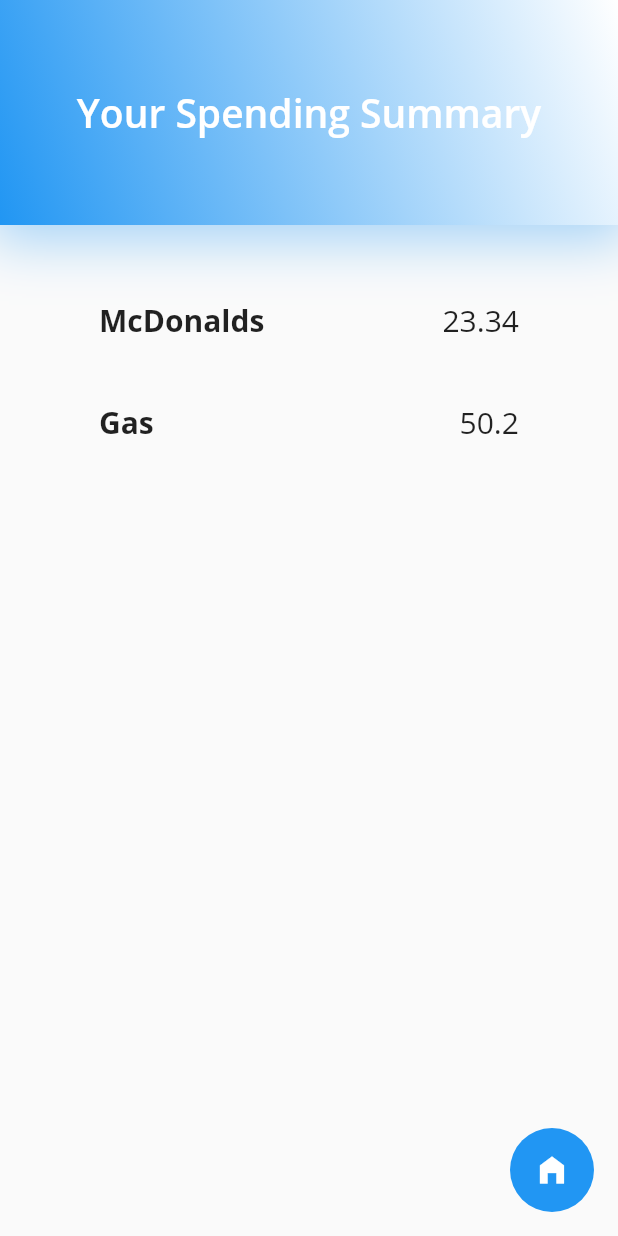
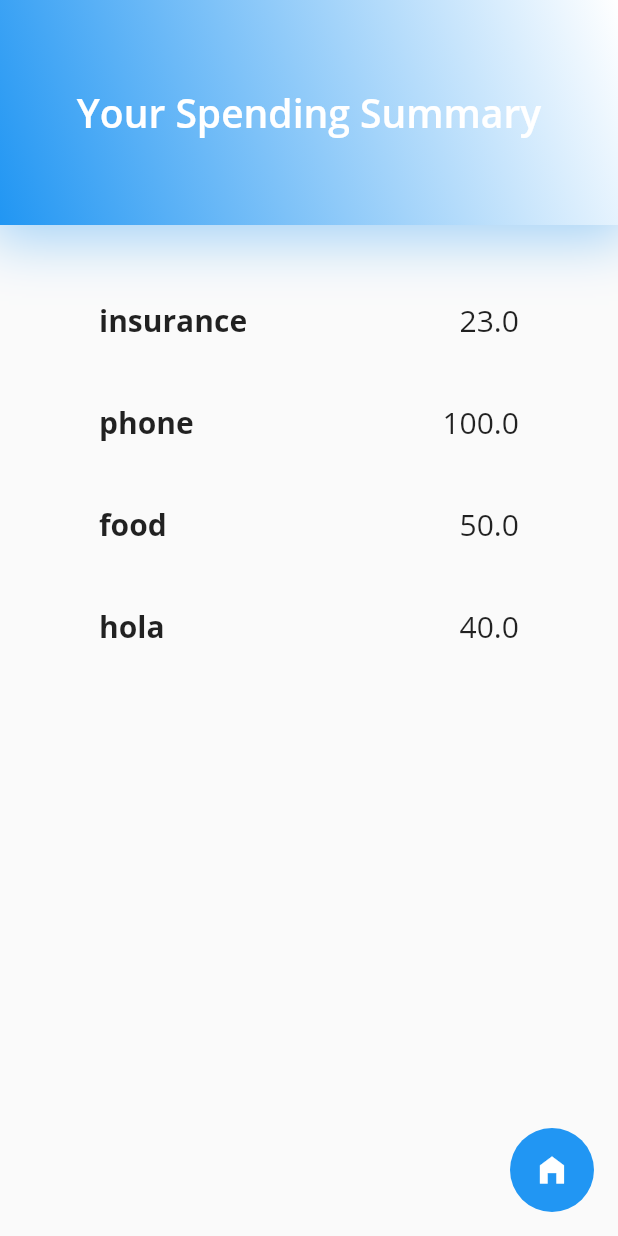
Before and after one commit to yennhio/budgeti, a Flutter app: the MyHomePage screen opened directly, after a tap on "Add Expense", on a phone screen of 412 x 824 dp. Run offline on Flutter 3.47's test engine with Material 2 defaults, Android fonts, the phone set to English and light mode, and no system bars; our stand-ins replace shared_preferences; accounts and stored records are empty.

Commit message:
removed Expense constructor and made new arrays

```diff
--- a/lib/expense.dart
+++ /dev/null
@@ -1,7 +0,0 @@
-class Expense {
-  String category;
-  String notes;
-  double total;
-
-  Expense(this.category, this.notes, this.total);
-}
--- a/lib/income.dart
+++ b/lib/income.dart
@@ -86,7 +86,7 @@ class _IncomePageState extends State<IncomePage> {
                     MyHomePageState().setText();
                     Navigator.push(
                       context,
-                      MaterialPageRoute(builder: (context) => MyHomePage(title: '', incomeInput: incomeInput.text)),
+                      MaterialPageRoute(builder: (context) => MyHomePage(title: '', incomeInput: '',)),
                     );
                   },
                   child: const Text('Save'),
--- a/lib/main.dart
+++ b/lib/main.dart
@@ -27,10 +27,9 @@ class MyApp extends StatelessWidget {
 }
 
 class MyHomePage extends StatefulWidget {
-  MyHomePage({Key? key, required this.title, required this.incomeInput}) : super(key: key);
+  MyHomePage({Key? key, required this.title, required String incomeInput}) : super(key: key);
 
   final String title;
-  final String incomeInput;//if you have multiple values add here
 
   @override
   MyHomePageState createState() => MyHomePageState();
@@ -38,7 +37,6 @@ class MyHomePage extends StatefulWidget {
 }
 
 class MyHomePageState extends State<MyHomePage> {
-
 
   String displayIncome = '';
 
@@ -76,6 +74,26 @@ class MyHomePageState extends State<MyHomePage> {
       remain = income;
     });
   }
+
+
+  Future<bool> saveCategory() async{
+    String categore = getCategory.text;
+    SharedPreferences prefs = await SharedPreferences.getInstance();
+    return prefs.setString('YourCategory', categore);
+  }
+
+  Future<bool> saveNotes() async{
+    String noter = getNotes.text;
+    SharedPreferences prefs = await SharedPreferences.getInstance();
+    return prefs.setString('YourNote', noter);
+  }
+
+  Future<bool> saveTotal() async{
+    double totale = double.parse(getTotal.text);
+    SharedPreferences prefs = await SharedPreferences.getInstance();
+    return prefs.setDouble('YourTotale', totale);
+  }
+
 
   @override
   Widget build(BuildContext context) {
@@ -221,7 +239,7 @@ class MyHomePageState extends State<MyHomePage> {
                       decoration: InputDecoration(
                           contentPadding: EdgeInsets.all(10),
                           filled: true,
-                          fillColor: Colors.blue.shade50,
+                          fillColor: Colors.white,
                           border: OutlineInputBorder(
                               borderRadius: BorderRadius.circular(10),
                               borderSide: BorderSide.none
@@ -241,7 +259,7 @@ class MyHomePageState extends State<MyHomePage> {
                       decoration: InputDecoration(
                           contentPadding: EdgeInsets.all(10),
                           filled: true,
-                          fillColor: Colors.blue.shade50,
+                          fillColor: Colors.white,
                           border: OutlineInputBorder(
                               borderRadius: BorderRadius.circular(10),
                               borderSide: BorderSide.none
@@ -271,7 +289,7 @@ class MyHomePageState extends State<MyHomePage> {
                                 prefixIcon: Icon(Icons.attach_money),
                                 contentPadding: EdgeInsets.all(10),
                                 filled: true,
-                                fillColor: Colors.blue.shade50,
+                                fillColor: Colors.white,
                                 border: OutlineInputBorder(
                                     borderRadius: BorderRadius.circular(10),
                                     borderSide: BorderSide.none
@@ -290,6 +308,9 @@ class MyHomePageState extends State<MyHomePage> {
                         textStyle: const TextStyle(fontSize: 20),
                       ),
                       onPressed: () {
+                        saveCategory();
+                        saveNotes();
+                        saveTotal();
                         Navigator.push(
                           context,
                           MaterialPageRoute(builder: (context) => SummaryPage()),
--- a/lib/summary.dart
+++ b/lib/summary.dart
@@ -12,16 +12,12 @@ class SummaryPage extends StatefulWidget {
 
 class _SummaryPageState extends State<SummaryPage> {
 
-  List<Expense> expenses = <Expense>[];
 
-  _SummaryPageState() {
+  List<String> type = ["insurance", "phone", "food", "hola"];
+  List<String> noties = ["yesterday,,", "Nov 2", "McDonalds", "hb ice"];
+  List<double> totl = [23, 100, 50, 40];
 
-    Expense e1 = Expense("McDonalds", "after school asdjslg salgkajs;dlg jasldgjsd adsgjsdlg sdgjlsdjjs glskd", 23.34);
-    Expense e2 = Expense("Gas", "Chevron gas to mom's house", 50.20);
 
-    expenses = [e1, e2];
-
-  }
 
   @override
   Widget build(BuildContext context) {
@@ -55,14 +51,13 @@ class _SummaryPageState extends State<SummaryPage> {
         body: Container(
           margin: EdgeInsets.only(top:30),
           child: ListView.builder(
-              itemCount: expenses.length,
+              itemCount: type.length,
               itemBuilder: (BuildContext context, int index){
                 return ListTile(
                   onTap: (){
-                    print('${expenses[index].notes}');
                     Navigator.push(
                       context,
-                      MaterialPageRoute(builder: (context) => DetailPage(expenses[index])),
+                      MaterialPageRoute(builder: (context) => DetailPage(type[index], noties[index], totl[index])),
                     );
                   },
                   title: Container(
@@ -71,13 +66,13 @@ class _SummaryPageState extends State<SummaryPage> {
                       child: Row(
                           children: [
                             Text(
-                              '${expenses[index].category}',
+                              '${type[index]}',
                               style: TextStyle(
                                   fontSize: 20, fontWeight: FontWeight.w700),
                             ),
                             Spacer(),
                             Text(
-                              '${expenses[index].total}',
+                              '${totl[index]}',
                               style: TextStyle(
                                   fontSize: 20),
                             )
@@ -92,8 +87,9 @@ class _SummaryPageState extends State<SummaryPage> {
         ),
       floatingActionButton: FloatingActionButton(
         onPressed:() {
-          Navigator.pop(
-            context
+          Navigator.push(
+            context,
+            MaterialPageRoute(builder: (context) => MyHomePage(title: '', incomeInput: '',)),
           );
         },
         elevation: 0,
```
Also changed, not shown: lib/detail.dart (+7 -5 lines).
